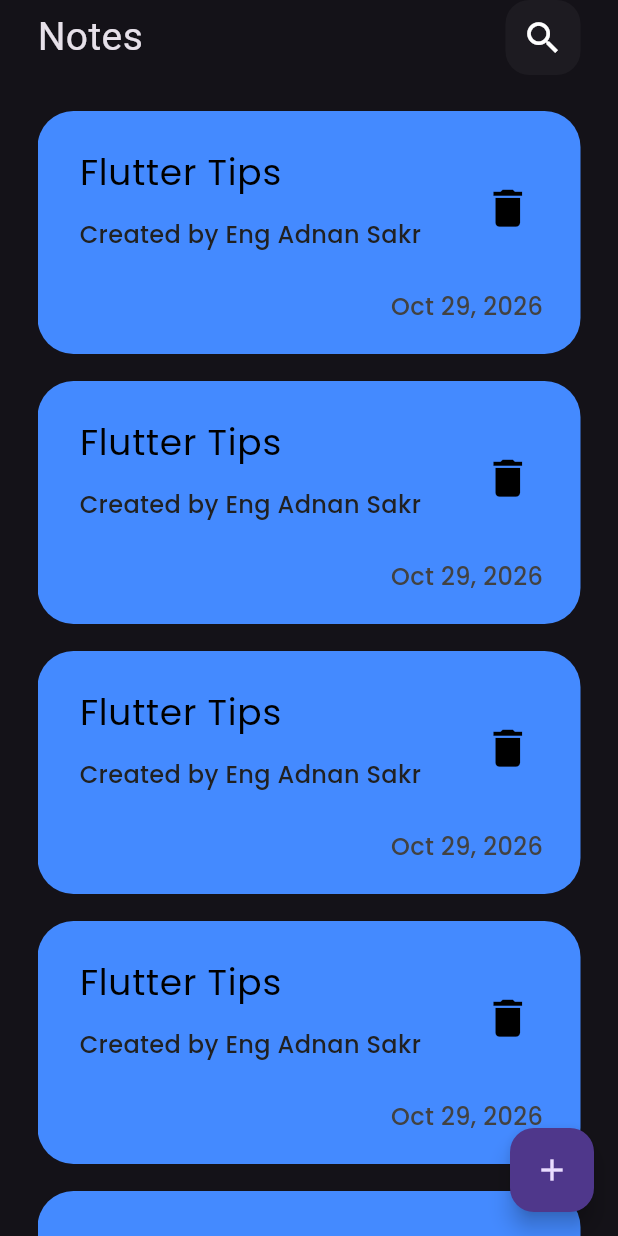
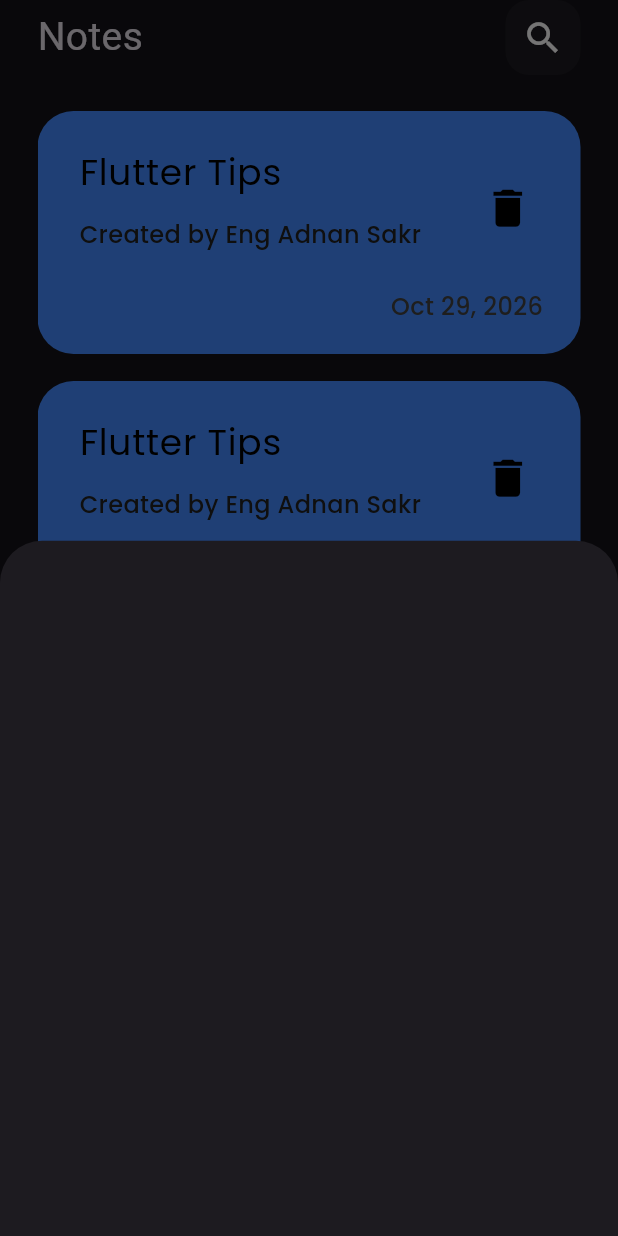
Before and after one commit to adnansakr593-beep/Notes-App, a Flutter app: the screen it shows after launch, after a tap on the "add" icon, on a phone screen of 412 x 824 dp. Run offline on Flutter 3.47's test engine with Material 3 defaults, Android fonts, the phone set to English and light mode, and no system bars; our stand-ins replace google_fonts.

Commit message:
add note model sheat

```diff
--- a/lib/pages/home_page.dart
+++ b/lib/pages/home_page.dart
@@ -1,5 +1,6 @@
 import 'package:flutter/material.dart';
 import 'package:notes_app/widgets/custom_view.dart';
+import 'package:notes_app/widgets/show_model_cheat.dart';
 
 class HomePage extends StatelessWidget {
   const HomePage({super.key});
@@ -8,7 +9,20 @@ class HomePage extends StatelessWidget {
   Widget build(BuildContext context) {
     return Scaffold(
       floatingActionButton: FloatingActionButton(
-        onPressed: () {},
+        onPressed: ()
+        {
+
+          showModalBottomSheet
+          (
+            context: (context),
+            builder: (context)
+
+            {
+              return ShowModelCheat() ;
+            },
+
+          );
+        },
         child: Icon(Icons.add),
       ),
       body: CustomView(),
--- /dev/null
+++ b/lib/widgets/show_model_cheat.dart
@@ -0,0 +1,10 @@
+import 'package:flutter/material.dart';
+
+class ShowModelCheat extends StatelessWidget {
+  const ShowModelCheat({super.key});
+
+  @override
+  Widget build(BuildContext context) {
+    return  Container();
+  }
+}
```
